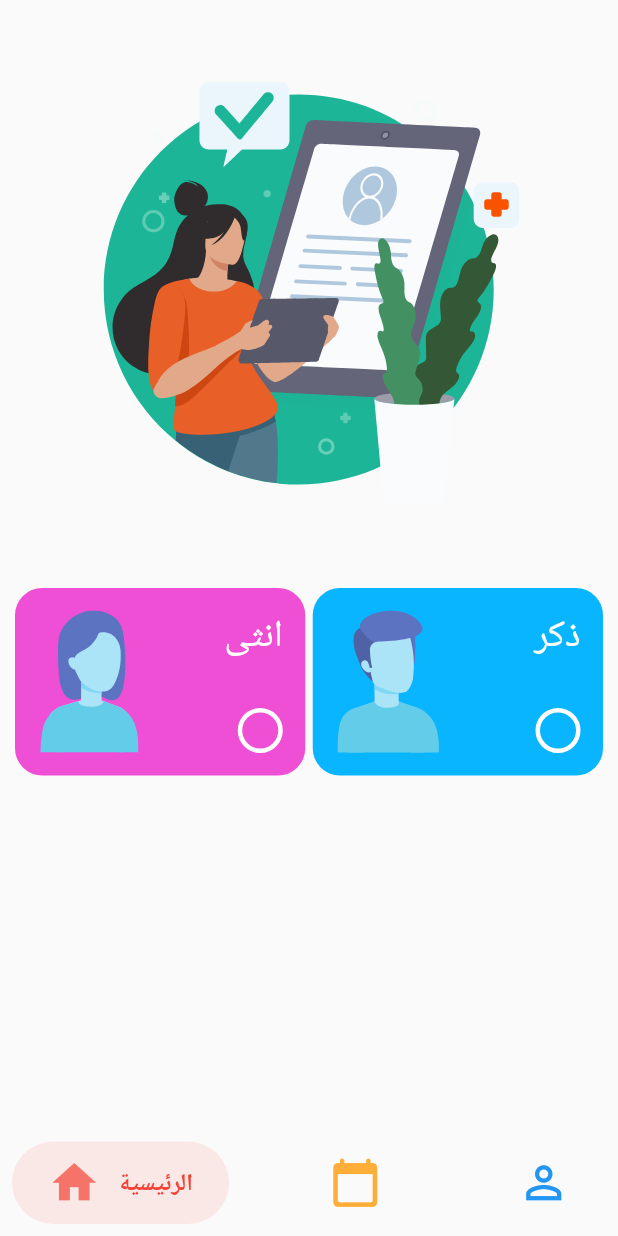
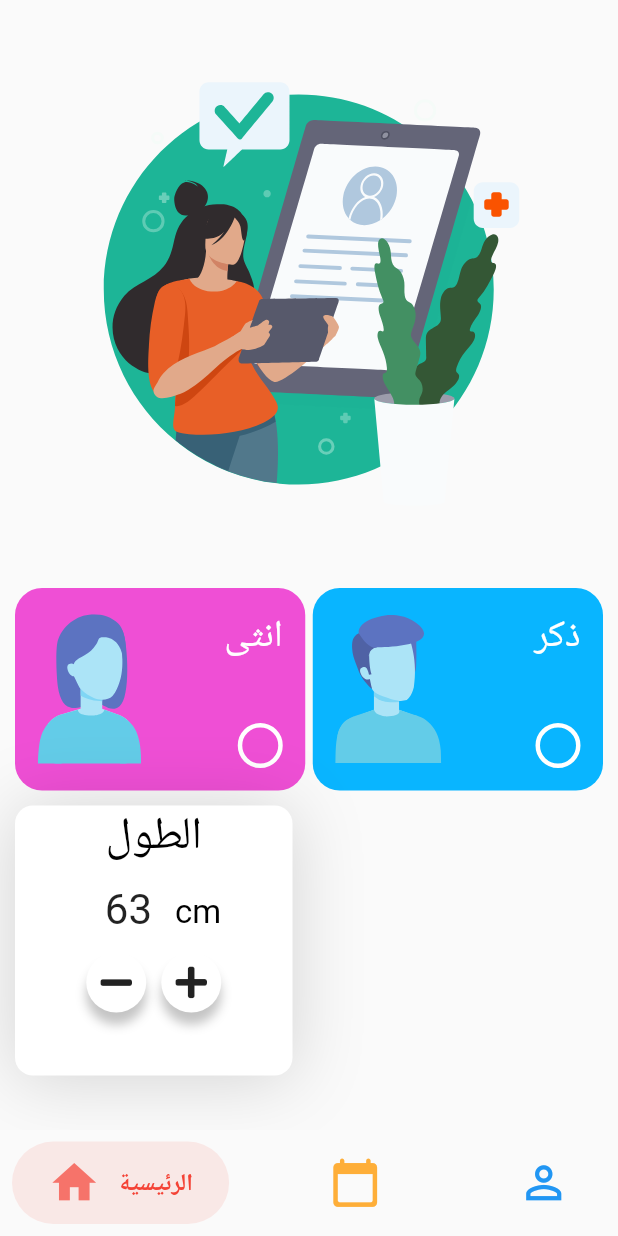
Before and after one commit to hassanali19988/medical_app, a Flutter app: the MainView screen opened by its route, on a phone screen of 412 x 824 dp. Run offline on Flutter 3.47's test engine with Material 2 defaults, Android fonts, the phone set to English and light mode, and no system bars; drawn by our look-alikes of lottie, salomon_bottom_bar; our stand-ins replace flutter_svg, fluttericon, get, google_fonts, shared_preferences, smooth_page_indicator; accounts and stored records are empty; Roboto replaces fonts that are missing (Vazirmatn).

Commit message:
finished increased card

```diff
--- a/Frontend/medical_app/lib/User_Page/health_info_register_page/gender_card.dart
+++ b/Frontend/medical_app/lib/User_Page/health_info_register_page/gender_card.dart
@@ -21,7 +21,7 @@ class GenderCard extends StatelessWidget {
   Widget build(BuildContext context) {
     return Container(
       // width: 220,
-      height: 125,
+      height: 135,
       padding: const EdgeInsets.all(15),
       decoration:
           BoxDecoration(color: color, borderRadius: BorderRadius.circular(18)),
--- a/Frontend/medical_app/lib/User_Page/health_info_register_page/health_info_main.dart
+++ b/Frontend/medical_app/lib/User_Page/health_info_register_page/health_info_main.dart
@@ -1,16 +1,23 @@
+import 'dart:async';
+
 import 'package:flutter/material.dart';
 import 'package:flutter_svg/svg.dart';
+import 'package:fluttericon/font_awesome5_icons.dart';
+import 'package:google_fonts/google_fonts.dart';
 import 'package:lottie/lottie.dart';
 import 'package:medical_app/reuseable_widgets/texts_types/sub_text.dart';
 import 'package:get/get.dart';
 import 'gender_card.dart';
 
 class HealthInfoRegister extends StatelessWidget {
+  TextEditingController hegihtController = TextEditingController(text: "63");
   HealthInfoRegister({super.key});
+
   final Rx<bool> maleSelection = Rx<bool>(false);
   final Rx<bool> femaleSelection = Rx<bool>(false);
   @override
   Widget build(BuildContext context) {
+    Timer? timer;
     return SingleChildScrollView(
       child: Padding(
         padding: const EdgeInsets.symmetric(horizontal: 10),
@@ -22,8 +29,10 @@ class HealthInfoRegister extends StatelessWidget {
                 Expanded(
                   child: Obx(() => GestureDetector(
                         onTap: () {
-                          femaleSelection.value=!femaleSelection.value;
-                          femaleSelection.value?maleSelection.value=false:maleSelection.value=true;
+                          femaleSelection.value = !femaleSelection.value;
+                          femaleSelection.value
+                              ? maleSelection.value = false
+                              : maleSelection.value = true;
                         },
                         child: GenderCard(
                           flag: femaleSelection.value,
@@ -33,16 +42,17 @@ class HealthInfoRegister extends StatelessWidget {
                         ),
                       )),
                 ),
-                SizedBox(
+                const SizedBox(
                   width: 5,
                 ),
                 Expanded(
                   child: Obx(() => GestureDetector(
-                        onTap: (){
-                          maleSelection.value=!maleSelection.value;
-                          maleSelection.value?femaleSelection.value=false:femaleSelection.value=true;
-                        }
-                        ,
+                        onTap: () {
+                          maleSelection.value = !maleSelection.value;
+                          maleSelection.value
+                              ? femaleSelection.value = false
+                              : femaleSelection.value = true;
+                        },
                         child: GenderCard(
                           flag: maleSelection.value,
                           svgPictur: SvgPicture.asset("Assets/svg/male.svg"),
@@ -52,6 +62,115 @@ class HealthInfoRegister extends StatelessWidget {
                       )),
                 )
               ],
+            ),
+            const SizedBox(height: 10),
+            Row(
+              children: [
+                Container(
+                  width: 185,
+                  height: 180,
+                  decoration: BoxDecoration(
+                      color: Colors.white,
+                      borderRadius: BorderRadius.circular(12),
+                      boxShadow: const [
+                        BoxShadow(
+                            blurRadius: 40,
+                            color: Color.fromARGB(40, 0, 0, 0),
+                            offset: Offset(0, 2))
+                      ]),
+                  child: Column(
+                    children: [
+                      const SubText(
+                        text: "الطول",
+                        color: Colors.black,
+                        size: 30,
+                      ),
+                      SizedBox(
+                        width: 90,
+                        child: TextField(
+                          textAlign: TextAlign.center,
+                          controller: hegihtController,
+                          keyboardType: TextInputType.number,
+                          maxLength: 3,
+                          style: GoogleFonts.vazirmatn(fontSize: 28),
+                          decoration: const InputDecoration(
+                            counterText: "",
+                            suffix: SubText(
+                              text: "cm",
+                              color: Colors.black,
+                            ),
+                            border: InputBorder.none,
+                          ),
+                        ),
+                      ),
+                      Row(
+                        mainAxisAlignment: MainAxisAlignment.center,
+                        children: [
+                          Container(
+                            width: 40,
+                            height: 40,
+                            decoration: const BoxDecoration(
+                                color: Colors.white,
+                                shape: BoxShape.circle,
+                                boxShadow: [
+                                  BoxShadow(
+                                      blurRadius: 5,
+                                      color: Color.fromARGB(59, 0, 0, 0),
+                                      offset: Offset(0, 8))
+                                ]),
+                            child: IconButton(
+                                onPressed: () {
+                                  hegihtController.text =
+                                      (int.parse(hegihtController.text) - 1)
+                                          .toString();
+                                },
+                                icon: Icon(FontAwesome5.minus)),
+                          ),
+                          const SizedBox(
+                            width: 10,
+                          ),
+                          Container(
+                            width: 40,
+                            height: 40,
+                            decoration: const BoxDecoration(
+                                color: Colors.white,
+                                shape: BoxShape.circle,
+                                boxShadow: [
+                                  BoxShadow(
+                                      blurRadius: 5,
+                                      color: Color.fromARGB(59, 0, 0, 0),
+                                      offset: Offset(0, 8))
+                                ]),
+                            child: GestureDetector(
+                                onTapDown: (TapDownDetails tapDownDetails) {
+                                  timer = Timer.periodic(
+                                    Duration(milliseconds: 200),
+                                    (timer) {
+                                      hegihtController.text =
+                                          (int.parse(hegihtController.text) + 1)
+                                              .toString();
+                                    },
+                                  );
+                                },
+                                onTapUp: (details) {
+                                  timer !=null ? timer!.cancel():null;
+                                },
+                                onTapCancel: (){
+                                  timer !=null ? timer!.cancel():null;
+                                },
+                                // onTap: () {
+                                //   hegihtController.text =
+                                //       (int.parse(hegihtController.text) + 1)
+                                //           .toString();
+                                // },
+                                child: Icon(FontAwesome5.plus)),
+                          )
+                        ],
+                      )
+                    ],
+                  ),
+                )
+              ],
             )
           ],
         ),
```
